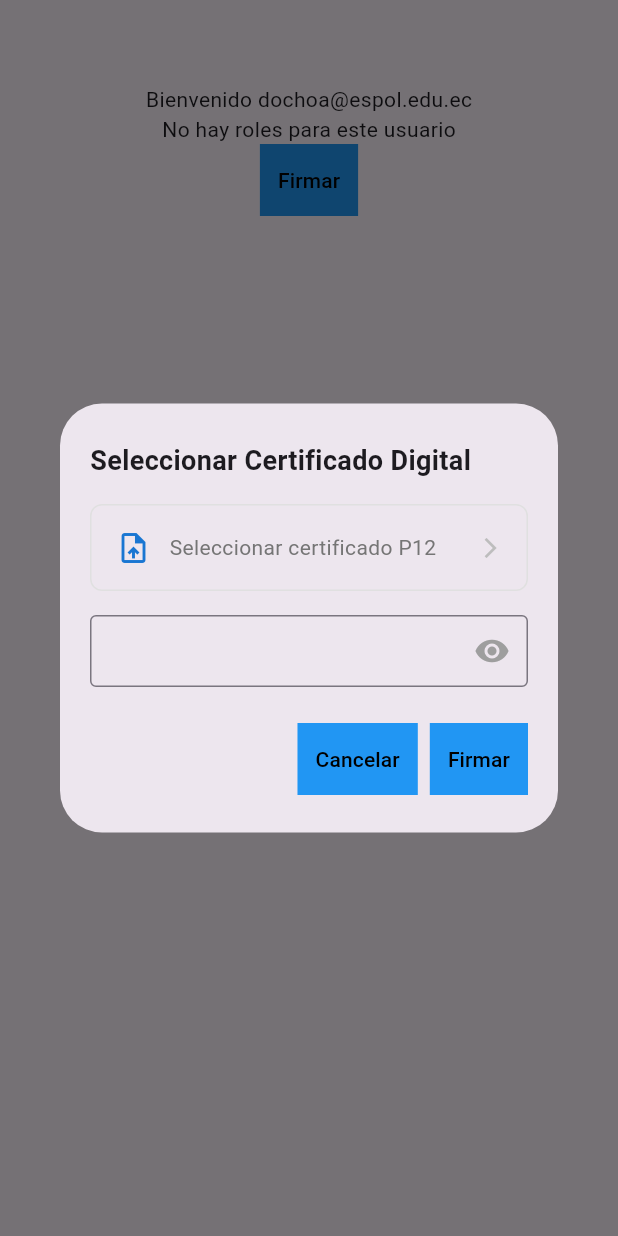
After one commit to AdairAbrigo31/firmonec, a Flutter app: the RolesDocumentsQuipuxScreen screen opened by its route, after a tap on "Firmar", on a phone screen of 412 x 824 dp. The commit adds this screen. Run offline on Flutter 3.47's test engine with Material 3 defaults, Android fonts, the phone set to English and light mode, and no system bars; our stand-ins replace accordion, dio, file_picker, flutter_riverpod, flutter_secure_storage, go_router and 1 more; missing offline and left inert: aad_oauth, syncfusion_flutter_pdfviewer; accounts and stored records are empty.

Commit message:
feat: view for select certificates changes

```diff
--- /dev/null
+++ b/lib/presentation/providers/certificates/certificate_selected_provider.dart
@@ -0,0 +1,5 @@
+
+import 'package:file_picker/file_picker.dart';
+import 'package:flutter_riverpod/flutter_riverpod.dart';
+
+final certificateSelectedFileProvider = StateProvider<PlatformFile?>((ref) => null);
--- /dev/null
+++ b/lib/presentation/providers/certificates/certificates.dart
@@ -0,0 +1 @@
+export 'certificate_selected_provider.dart';
--- a/lib/presentation/providers/providers.dart
+++ b/lib/presentation/providers/providers.dart
@@ -1,2 +1,3 @@
 export 'login/login.dart';
 export 'signed/signed.dart';
+export 'certificates/certificates.dart';
--- a/lib/presentation/views/signed/roles_documents_quipux_view.dart
+++ b/lib/presentation/views/signed/roles_documents_quipux_view.dart
@@ -244,11 +244,17 @@ class RolesDocumentsQuipuxViewState extends ConsumerState<RolesDocumentsQuipuxVi
         child: Column(
           children: [
             Text("Bienvenido ${userProvider.email}"),
-            roles.isEmpty
-            ? const Center(
+            roles.isEmpty ?
+
+            const Center(
               child: Text("No hay roles para este usuario"),
             )
-            : Expanded(
+
+            :
+
+
+                Expanded(
+                  flex: 5,
                   child: Accordion(
                     maxOpenSections: 1,
                     scaleWhenAnimating: false, // Previene problemas de renderizado
@@ -337,13 +343,21 @@ class RolesDocumentsQuipuxViewState extends ConsumerState<RolesDocumentsQuipuxVi
                     }).toList(),
                   ),
                 ),
-            TextButton(
+
+                PrimaryButton(
+                    text: "Firmar",
                     onPressed: (){
-                  final oadd = AadOAuth(MicrosoftID.config);
-                  oadd.logout();
-                },
-                child: Text("Cerrar sesión")
+                      showDialog(
+                          context: context,
+                          builder: (context) {
+                            return const ModalCertificates();
+                          }
+                      );
+                    }
                   )
+
+
+
           ],
         ),
       )
--- /dev/null
+++ b/lib/presentation/widgets/buttons/buttons.dart
@@ -0,0 +1 @@
+export 'primaryButton.dart';
--- /dev/null
+++ b/lib/presentation/widgets/buttons/primaryButton.dart
@@ -0,0 +1,27 @@
+
+import 'package:flutter/material.dart';
+
+class PrimaryButton extends StatelessWidget {
+
+  final String text;
+  final void Function() onPressed;
+
+  const PrimaryButton({super.key, required this.text, required this.onPressed});
+
+  @override
+  Widget build(BuildContext context) {
+
+    return Container(
+      color: Colors.blue,
+      child: TextButton(
+        onPressed: onPressed,
+        child: Text(text, style: const TextStyle(color: Colors.black)),
+      )
+    );
+
+
+  }
+
+
+
+}
--- a/lib/presentation/widgets/input_password.dart
+++ /dev/null
@@ -1,24 +0,0 @@
-
-import 'package:flutter/material.dart';
-
-class InputPassword extends StatefulWidget {
-  final Function(String) onChange;
-
-  const InputPassword({super.key, required this.onChange});
-
-  @override
-  State<InputPassword> createState() => InputPasswordState();
-
-}
-
-class InputPasswordState extends State<InputPassword>{
-
-  @override
-  Widget build(BuildContext context) {
-    return TextField(
-      onChanged: (value) => widget.onChange(value),
-      keyboardType: TextInputType.visiblePassword,
-    );
-  }
-
-}
--- /dev/null
+++ b/lib/presentation/widgets/modal_certificates.dart
@@ -0,0 +1,203 @@
+import 'package:flutter/material.dart';
+import 'package:flutter_riverpod/flutter_riverpod.dart';
+import 'package:file_picker/file_picker.dart';
+import 'package:tesis_firmonec/presentation/providers/certificates/certificates.dart';
+import 'package:tesis_firmonec/presentation/widgets/buttons/buttons.dart';
+
+
+class ModalCertificates extends ConsumerStatefulWidget {
+  const ModalCertificates({super.key});
+
+  @override
+  ConsumerState<ModalCertificates> createState() => ModalCertificatesState();
+}
+
+class ModalCertificatesState extends ConsumerState<ModalCertificates> {
+  bool _showPassword = false;
+
+
+  String? _errorMessage;
+  bool _isLoading = false;
+
+  Future<void> _pickFile() async {
+    setState(() {
+      _isLoading = true;
+      _errorMessage = null;
+    });
+
+    try {
+      FilePickerResult? result = await FilePicker.platform.pickFiles(
+        type: FileType.custom,
+        allowedExtensions: ['p12'],
+        allowMultiple: false,
+      );
+
+      if (result != null) {
+        ref.read(certificateSelectedFileProvider.notifier).state = result.files.first;
+      }
+    } catch (e) {
+      setState(() {
+        _errorMessage = 'Error al seleccionar el archivo: $e';
+      });
+    } finally {
+      setState(() {
+        _isLoading = false;
+      });
+    }
+  }
+
+  @override
+  Widget build(BuildContext context) {
+
+    final selectedFile = ref.watch(certificateSelectedFileProvider);
+
+    return Dialog(
+      child: Padding(
+        padding: const EdgeInsets.symmetric(vertical: 25, horizontal: 20),
+        child: Column(
+          mainAxisSize: MainAxisSize.min,
+          crossAxisAlignment: CrossAxisAlignment.stretch,
+          children: [
+            const Text(
+              'Seleccionar Certificado Digital',
+              style: TextStyle(
+                fontSize: 18,
+                fontWeight: FontWeight.bold,
+              ),
+            ),
+            const SizedBox(height: 16),
+
+            // Selector de archivo
+            InkWell(
+              onTap: _isLoading ? null : _pickFile,
+              child: Container(
+                padding: const EdgeInsets.all(16),
+                decoration: BoxDecoration(
+                  border: Border.all(color: Colors.grey.shade300),
+                  borderRadius: BorderRadius.circular(8),
+                ),
+                child: Row(
+                  children: [
+                    Icon(
+                      Icons.upload_file,
+                      color: Colors.blue[700],
+                    ),
+
+                    const SizedBox(width: 12),
+
+                    Expanded(
+                      child: Column(
+                        crossAxisAlignment: CrossAxisAlignment.start,
+                        children: [
+                          Text(
+                            selectedFile?.name ?? 'Seleccionar certificado P12',
+                            style: TextStyle(
+                              color: selectedFile != null ? Colors.black : Colors.grey[600],
+                            ),
+                            maxLines: 1,
+                            overflow: TextOverflow.ellipsis,
+                          ),
+                          if (selectedFile != null) ...[
+                            const SizedBox(height: 4),
+                            Text(
+                              '${(selectedFile.size / 1024).toStringAsFixed(2)} KB',
+                              style: TextStyle(
+                                color: Colors.grey[600],
+                                fontSize: 12,
+                              ),
+                            ),
+                          ],
+                        ],
+                      ),
+                    ),
+
+                    if (_isLoading)
+                      const SizedBox(
+                        width: 24,
+                        height: 24,
+                        child: CircularProgressIndicator(strokeWidth: 2),
+                      )
+                    else
+
+                      Icon(
+                        Icons.arrow_forward_ios,
+                        size: 16,
+                        color: Colors.grey[400],
+                      ),
+                  ],
+                ),
+              ),
+            ),
+
+            if (_errorMessage != null) ...[
+              const SizedBox(height: 8),
+              Text(
+                _errorMessage!,
+                style: const TextStyle(
+                  color: Colors.red,
+                  fontSize: 12,
+                ),
+              ),
+            ],
+
+            const SizedBox(height: 16),
+
+            TextField(
+              onChanged: (value) {
+
+              },
+              keyboardType: TextInputType.visiblePassword,
+              obscureText: !_showPassword,
+              decoration: InputDecoration(
+                suffixIcon: IconButton(
+                  icon: Icon(
+                    _showPassword ? Icons.visibility_off : Icons.visibility,
+                    color: Colors.grey,
+                  ),
+                  onPressed: () {
+                    setState(() {
+                      _showPassword = !_showPassword;
+                    });
+                  },
+                ),
+                border: const OutlineInputBorder(),
+                contentPadding: const EdgeInsets.symmetric(horizontal: 16, vertical: 12),
+              ),
+            ),
+
+            const SizedBox(height: 24),
+
+            // Botones de acción
+            Row(
+              mainAxisAlignment: MainAxisAlignment.end,
+              children: [
+                PrimaryButton(
+                  onPressed: () {
+                    Navigator.pop(context);
+                  },
+                  text: 'Cancelar',
+                ),
+                const SizedBox(width: 8),
+                PrimaryButton(
+                  onPressed: selectedFile != null ?
+                      () {
+
+                    // Firmar
+
+                      }
+
+                      :
+
+                      (){},
+
+                  text: 'Firmar',
+                  ),
+              ],
+            ),
+          ],
+        ),
+      )
+
+    );
+  }
+}
--- a/lib/presentation/widgets/widgets.dart
+++ b/lib/presentation/widgets/widgets.dart
@@ -1,5 +1,6 @@
 export 'app_bar_with_actions.dart';
 export 'app_bar_without_actions.dart';
 export 'input_email.dart';
-export 'input_password.dart';
 export 'checkbox_document.dart';
+export 'buttons/buttons.dart';
+export 'modal_certificates.dart';
--- a/pubspec.yaml
+++ b/pubspec.yaml
@@ -46,6 +46,7 @@ dependencies:
   path_provider: ^2.1.5
   webview_flutter: ^4.10.0
   syncfusion_flutter_pdfviewer: 24.1.41
+  file_picker: ^8.1.7
 
 dev_dependencies:
   flutter_test:
```
Also changed, not shown: pubspec.lock. Lines whose indentation alone changed are shown as unchanged.
